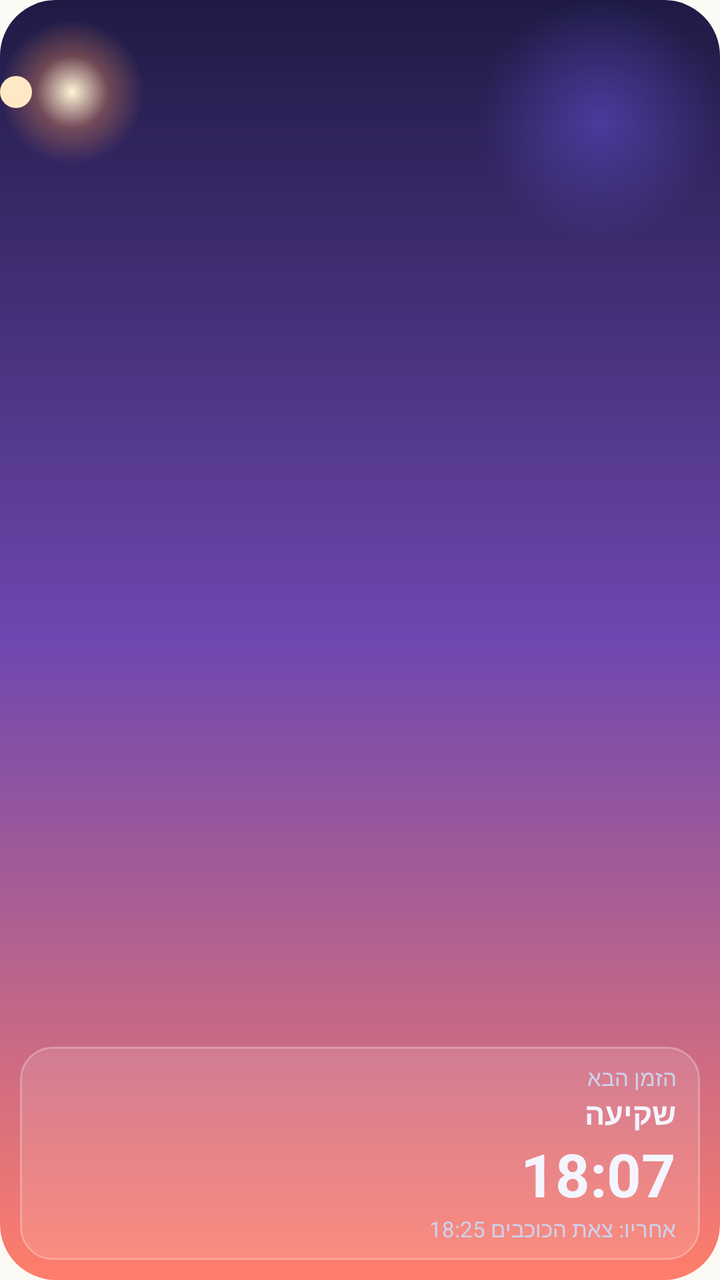
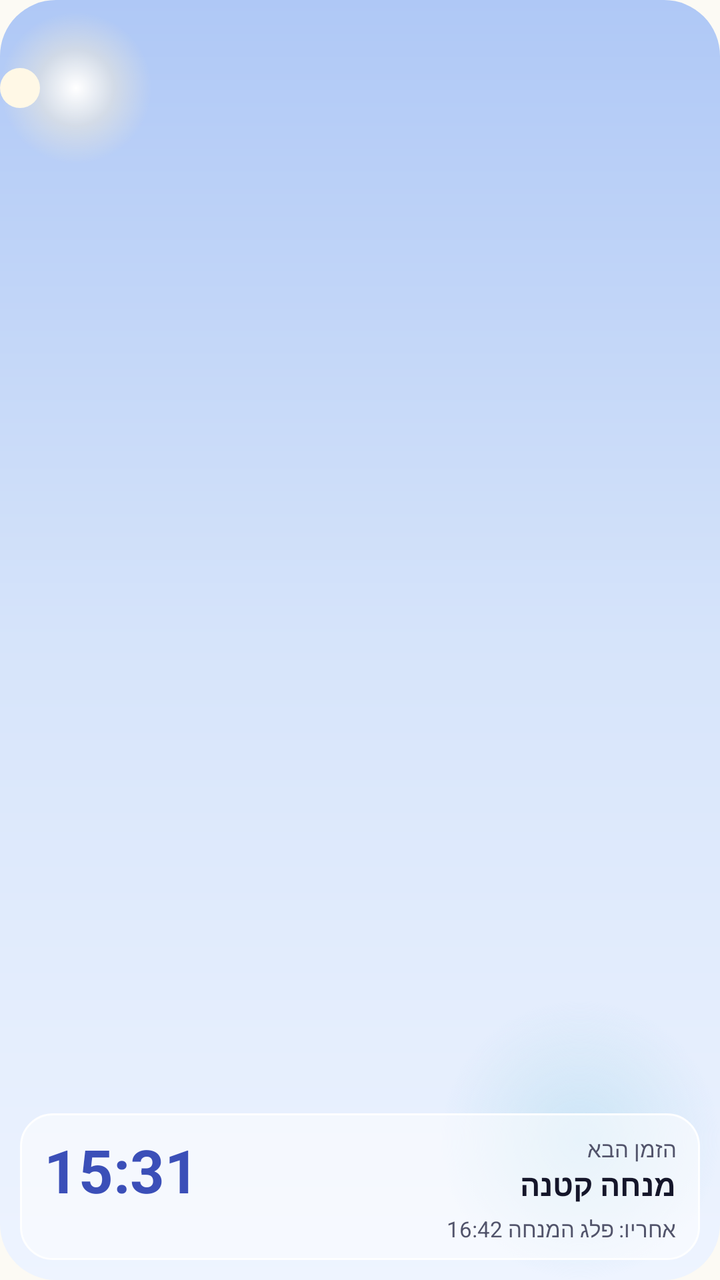

An Android layout rendered at two revisions. The XML below is the earlier revision; the diff shows what the commit changed to produce the second picture.
<!-- AndroidManifest.xml: application theme Theme.JewishDay -->
<!-- res/layout/widget_preview_glass_next.xml -->
<?xml version="1.0" encoding="utf-8"?>
<FrameLayout xmlns:android="http://schemas.android.com/apk/res/android"
    android:id="@android:id/background"
    android:layoutDirection="rtl"
    style="@style/Widget.JewishDay.Glass.Root">

    <ImageView
        style="@style/Widget.JewishDay.Glass.Sky"
        android:contentDescription="@null"
        android:src="@drawable/widget_glass_preview_sky" />

    <LinearLayout
        style="@style/Widget.JewishDay.Glass.Pane"
        android:layout_width="match_parent"
        android:layout_height="wrap_content"
        android:layout_gravity="bottom"
        android:layout_margin="10dp"
        android:orientation="vertical">

        <TextView
            android:text="@string/widget_preview_next_label"
            style="@style/Widget.JewishDay.Glass.Text.Label" />

        <TextView
            android:text="@string/widget_preview_next_title"
            style="@style/Widget.JewishDay.Glass.Text.Strong"
            android:textSize="15sp" />

        <TextView
            android:text="@string/widget_preview_next_time"
            style="@style/Widget.JewishDay.Glass.Text.Time"
            android:textSize="30sp" />

        <TextView
            android:text="@string/widget_preview_following"
            style="@style/Widget.JewishDay.Glass.Text.Label" />
    </LinearLayout>
</FrameLayout>
<!-- resources referenced by this layout -->
<resources>
  <!-- drawable widget_glass_preview_sky (drawable) -->
  <?xml version="1.0" encoding="utf-8"?>
  <layer-list xmlns:android="http://schemas.android.com/apk/res/android">
      <item>
          <shape android:shape="rectangle">
              <gradient
                  android:angle="270"
                  android:centerColor="#FF6E47B0"
                  android:endColor="#FFFF7E6B"
                  android:startColor="#FF1E1A44" />
              <corners android:radius="@dimen/widget_corner_radius" />
          </shape>
      </item>
      <item
          android:width="120dp"
          android:height="120dp"
          android:gravity="top|start"
          android:left="0dp"
          android:top="0dp">
          <shape android:shape="oval">
              <gradient
                  android:endColor="#005B4BC8"
                  android:gradientRadius="60dp"
                  android:startColor="#995B4BC8"
                  android:type="radial" />
          </shape>
      </item>
      <item
          android:width="72dp"
          android:height="72dp"
          android:gravity="top|end"
          android:right="14dp"
          android:top="10dp">
          <shape android:shape="oval">
              <gradient
                  android:centerColor="#55FF9A5C"
                  android:endColor="#00FF9A5C"
                  android:gradientRadius="36dp"
                  android:startColor="#FFFFF4D6"
                  android:type="radial" />
          </shape>
      </item>
      <item
          android:width="16dp"
          android:height="16dp"
          android:gravity="top|end"
          android:right="42dp"
          android:top="38dp">
          <shape android:shape="oval">
              <solid android:color="#FFFFE9C4" />
          </shape>
      </item>
  </layer-list>
  <string name="widget_preview_following" translatable="false">אחריו: צאת הכוכבים 18:25</string>
  <string name="widget_preview_next_label" translatable="false">הזמן הבא</string>
  <string name="widget_preview_next_time" translatable="false">18:07</string>
  <string name="widget_preview_next_title" translatable="false">שקיעה</string>
  <style name="Widget.JewishDay.Glass.Text.Label">
          <item name="android:textSize">11sp</item>
          <item name="android:textColor">#FFCDD2EC</item>
      </style>
  <style name="Widget.JewishDay.Glass.Text.Strong">
          <item name="android:textStyle">bold</item>
      </style>
  <style name="Widget.JewishDay.Glass.Text.Time">
          <item name="android:textSize">24sp</item>
          <item name="android:textStyle">bold</item>
          <item name="android:fontFeatureSettings">tnum</item>
      </style>
  <dimen name="widget_corner_radius">20dp</dimen>
  <color name="app_launch_background">#FCFAF4</color>
  <color name="app_launch_primary">#315B46</color>
  <!-- unchanged entries left out for length: 6 -->
</resources>

<!-- the commit's change to res/layout/widget_preview_glass_next.xml (unified diff, before → after) -->
@@ -10,29 +10,45 @@
         android:src="@drawable/widget_glass_preview_sky" />
 
     <LinearLayout
-        style="@style/Widget.JewishDay.Glass.Pane"
+        style="@style/Widget.JewishDay.GlassDay.Pane"
         android:layout_width="match_parent"
         android:layout_height="wrap_content"
         android:layout_gravity="bottom"
         android:layout_margin="10dp"
         android:orientation="vertical">
 
-        <TextView
-            android:text="@string/widget_preview_next_label"
-            style="@style/Widget.JewishDay.Glass.Text.Label" />
+        <LinearLayout
+            android:layout_width="match_parent"
+            android:layout_height="wrap_content"
+            android:gravity="center_vertical"
+            android:orientation="horizontal">
 
-        <TextView
-            android:text="@string/widget_preview_next_title"
-            style="@style/Widget.JewishDay.Glass.Text.Strong"
-            android:textSize="15sp" />
+            <LinearLayout
+                android:layout_width="0dp"
+                android:layout_height="wrap_content"
+                android:layout_weight="1"
+                android:orientation="vertical">
 
-        <TextView
-            android:text="@string/widget_preview_next_time"
-            style="@style/Widget.JewishDay.Glass.Text.Time"
-            android:textSize="30sp" />
+                <TextView
+                    android:text="@string/widget_preview_next_label"
+                    style="@style/Widget.JewishDay.GlassDay.Text.Label" />
+
+                <TextView
+                    android:text="@string/widget_preview_next_title"
+                    style="@style/Widget.JewishDay.GlassDay.Text.Strong"
+                    android:textSize="15sp" />
+            </LinearLayout>
+
+            <TextView
+                android:text="@string/widget_preview_next_time"
+                style="@style/Widget.JewishDay.GlassDay.Text.Time"
+                android:layout_marginStart="8dp"
+                android:textSize="30sp" />
+        </LinearLayout>
 
         <TextView
             android:text="@string/widget_preview_following"
-            style="@style/Widget.JewishDay.Glass.Text.Label" />
+            style="@style/Widget.JewishDay.GlassDay.Text.Label"
+            android:layout_marginTop="2dp" />
     </LinearLayout>
 </FrameLayout>
<!-- resource entries referenced after the edit -->
@@ -7,69 +7,94 @@
           <shape android:shape="rectangle">
               <gradient
                   android:angle="270"
-                  android:centerColor="#FF6E47B0"
-                  android:endColor="#FFFF7E6B"
-                  android:startColor="#FF1E1A44" />
+                  android:centerColor="#FFD6E4FA"
+                  android:endColor="#FFEEF4FF"
+                  android:startColor="#FFAFC8F6" />
               <corners android:radius="@dimen/widget_corner_radius" />
           </shape>
       </item>
       <item
-          android:width="120dp"
-          android:height="120dp"
-          android:gravity="top|start"
-          android:left="0dp"
-          android:top="0dp">
+          android:width="140dp"
+          android:height="140dp"
+          android:gravity="bottom|start"
+          android:bottom="0dp"
+          android:left="0dp">
           <shape android:shape="oval">
               <gradient
-                  android:endColor="#005B4BC8"
-                  android:gradientRadius="60dp"
-                  android:startColor="#995B4BC8"
+                  android:endColor="#00BFE0F2"
+                  android:gradientRadius="70dp"
+                  android:startColor="#B3BFE0F2"
                   android:type="radial" />
           </shape>
       </item>
       <item
-          android:width="72dp"
-          android:height="72dp"
+          android:width="76dp"
+          android:height="76dp"
           android:gravity="top|end"
-          android:right="14dp"
-          android:top="10dp">
+          android:right="18dp"
+          android:top="6dp">
           <shape android:shape="oval">
               <gradient
-                  android:centerColor="#55FF9A5C"
-                  android:endColor="#00FF9A5C"
-                  android:gradientRadius="36dp"
-                  android:startColor="#FFFFF4D6"
+                  android:centerColor="#66FFF1D0"
+                  android:endColor="#00FFF1D0"
+                  android:gradientRadius="38dp"
+                  android:startColor="#FFFFFFFF"
                   android:type="radial" />
           </shape>
       </item>
       <item
-          android:width="16dp"
-          android:height="16dp"
+          android:width="20dp"
+          android:height="20dp"
           android:gravity="top|end"
-          android:right="42dp"
-          android:top="38dp">
+          android:right="46dp"
+          android:top="34dp">
           <shape android:shape="oval">
-              <solid android:color="#FFFFE9C4" />
+              <solid android:color="#FFFFF8E6" />
           </shape>
       </item>
   </layer-list>
-  <string name="widget_preview_following" translatable="false">אחריו: צאת הכוכבים 18:25</string>
+  <string name="widget_preview_following" translatable="false">אחריו: פלג המנחה 16:42</string>
   <string name="widget_preview_next_label" translatable="false">הזמן הבא</string>
-  <string name="widget_preview_next_time" translatable="false">18:07</string>
-  <string name="widget_preview_next_title" translatable="false">שקיעה</string>
+  <string name="widget_preview_next_time" translatable="false">15:31</string>
+  <string name="widget_preview_next_title" translatable="false">מנחה קטנה</string>
+  <style name="Widget.JewishDay.GlassDay.Pane" parent="Widget.JewishDay.Glass.Pane">
+          <item name="android:background">@drawable/widget_glass_pane_light</item>
+      </style>
+  <style name="Widget.JewishDay.GlassDay.Text.Label" parent="Widget.JewishDay.Glass.Text.Label">
+          <item name="android:textColor">@color/widget_day_ink_secondary</item>
+      </style>
+  <style name="Widget.JewishDay.GlassDay.Text.Strong" parent="Widget.JewishDay.Glass.Text.Strong">
+          <item name="android:textColor">@color/widget_day_ink</item>
+      </style>
+  <style name="Widget.JewishDay.GlassDay.Text.Time" parent="Widget.JewishDay.Glass.Text.Time">
+          <item name="android:textColor">@color/widget_day_time</item>
+      </style>
   <style name="Widget.JewishDay.Glass.Text.Label">
           <item name="android:textSize">11sp</item>
           <item name="android:textColor">#FFCDD2EC</item>
       </style>
+  <color name="widget_day_ink_secondary">#FF52546B</color>
   <style name="Widget.JewishDay.Glass.Text.Strong">
           <item name="android:textStyle">bold</item>
       </style>
+  <color name="widget_day_ink">#FF15162A</color>
   <style name="Widget.JewishDay.Glass.Text.Time">
           <item name="android:textSize">24sp</item>
           <item name="android:textStyle">bold</item>
           <item name="android:fontFeatureSettings">tnum</item>
       </style>
+  <color name="widget_day_time">#FF3B4FB8</color>
   <dimen name="widget_corner_radius">20dp</dimen>
+  <!-- drawable widget_glass_pane_light (drawable) -->
+  <?xml version="1.0" encoding="utf-8"?>
+  <shape xmlns:android="http://schemas.android.com/apk/res/android"
+      android:shape="rectangle">
+      <solid android:color="#8CFFFFFF" />
+      <stroke
+          android:width="1dp"
+          android:color="#F2FFFFFF" />
+      <corners android:radius="16dp" />
+  </shape>
   <color name="app_launch_background">#FCFAF4</color>
   <color name="app_launch_primary">#315B46</color>
   <!-- unchanged entries left out for length: 6 -->
